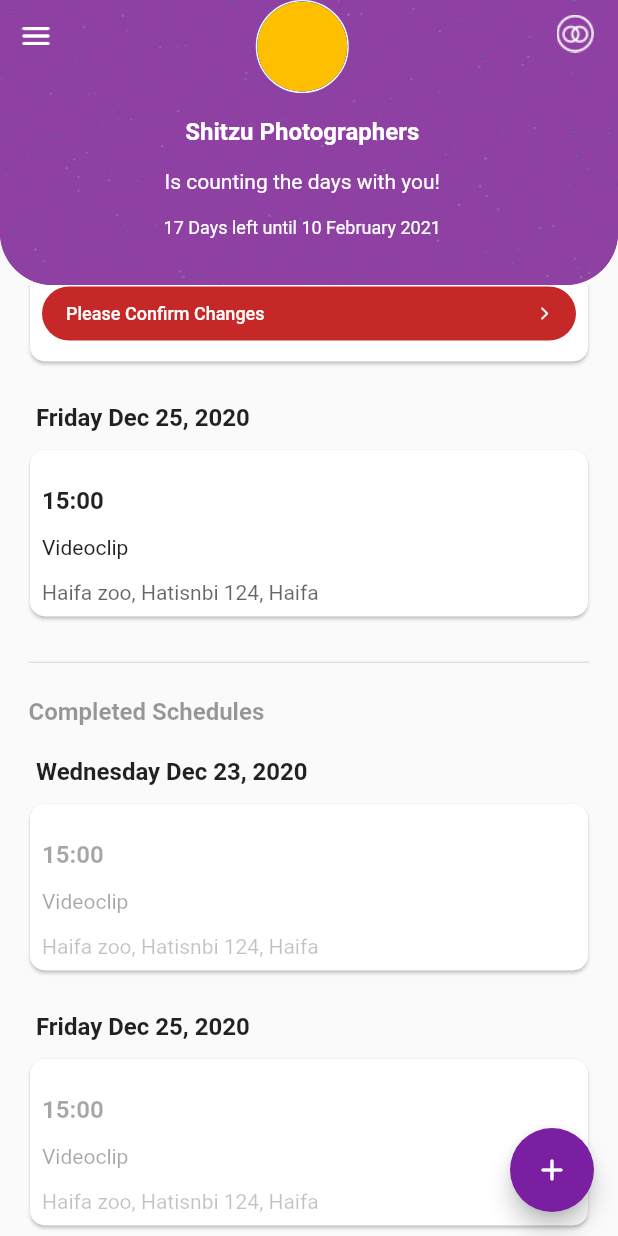
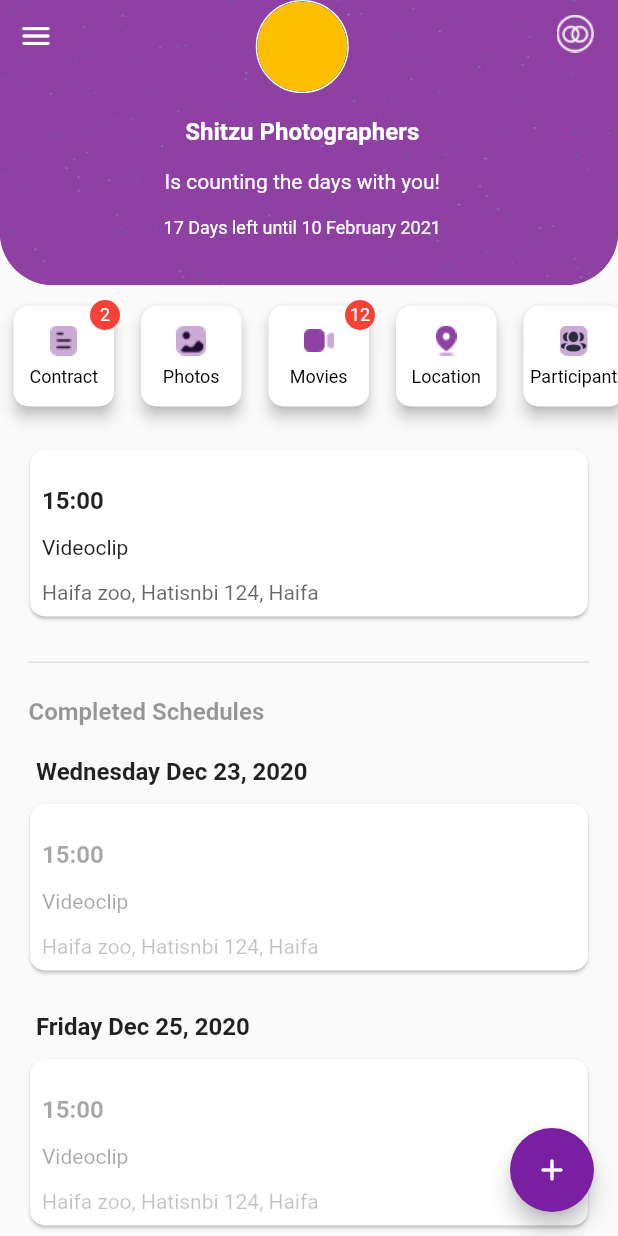
Before and after one commit to Alina1473/test_flutter, a Flutter app: the screen it shows after launch, scrolled down 1152 dp, on a phone screen of 412 x 824 dp. Run offline on Flutter 3.47's test engine with Material 2 defaults, Android fonts, the phone set to English and light mode, and no system bars.

Commit message:
fix homescreen

```diff
--- a/lib/screen/home_screen.dart
+++ b/lib/screen/home_screen.dart
@@ -13,10 +13,9 @@ class HomeScreen extends StatelessWidget {
     EventData eventData = EventData();
     return Scaffold(
       appBar: CustomAppBar(),
-      body: CustomScrollView(
-        slivers: <Widget>[
-          SliverToBoxAdapter(
-            child: Column(
+      body: Column(
+        children: [
+          Column(
             crossAxisAlignment: CrossAxisAlignment.start,
             children: [
               SizedBox(
@@ -56,7 +55,9 @@ class HomeScreen extends StatelessWidget {
               ),
             ],
           ),
-          ),
+          Expanded(
+            child: CustomScrollView(
+              slivers: <Widget>[
                 SliverToBoxAdapter(
                   child: LabelSchedules(label: 'Optional Schedules'),
                 ),
@@ -101,6 +102,9 @@ class HomeScreen extends StatelessWidget {
                 ),
               ],
             ),
+          ),
+        ],
+      ),
       floatingActionButton: FloatingActionButton(
         child: Icon(Icons.add_rounded),
         onPressed: () {},
```
Lines whose indentation alone changed are shown as unchanged.
